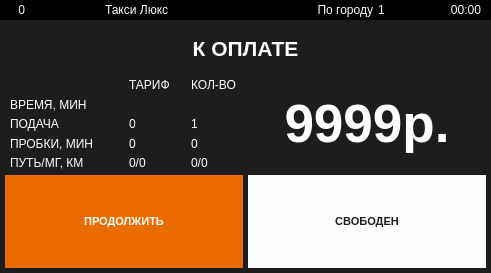
koolkhel/wince-taximeter, file indigotaxi.ui: the form before one commit.
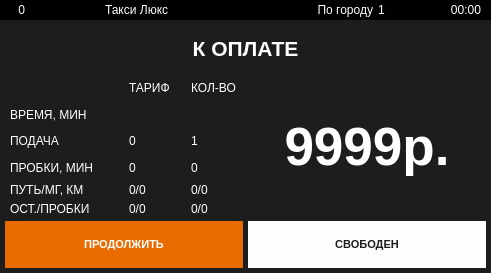
The form after the commit. Icons and pictures are not drawn.

```diff
--- a/indigotaxi.ui
+++ b/indigotaxi.ui
@@ -1266,7 +1266,7 @@
          <verstretch>0</verstretch>
         </sizepolicy>
        </property>
-       <layout class="QVBoxLayout" name="verticalLayout_16" stretch="1,2,2">
+       <layout class="QVBoxLayout" name="verticalLayout_16" stretch="1,3,1">
         <property name="spacing">
          <number>5</number>
         </property>
@@ -1293,7 +1293,7 @@
          </widget>
         </item>
         <item>
-         <layout class="QGridLayout" name="gridLayout_4" rowstretch="1,1,1,1,0" columnstretch="2,1,1,4">
+         <layout class="QGridLayout" name="gridLayout_4" rowstretch="1,1,1,1,0,0" columnstretch="2,1,1,4">
           <property name="leftMargin">
            <number>5</number>
           </property>
@@ -1408,7 +1408,28 @@
             </property>
            </widget>
           </item>
-          <item row="0" column="3" rowspan="5">
+          <item row="5" column="0">
+           <widget class="QLabel" name="label_2">
+            <property name="text">
+             <string>ОСТ./ПРОБКИ</string>
+            </property>
+           </widget>
+          </item>
+          <item row="5" column="1">
+           <widget class="QLabel" name="finalClientStopRateLabel">
+            <property name="text">
+             <string>0/0</string>
+            </property>
+           </widget>
+          </item>
+          <item row="5" column="2">
+           <widget class="QLabel" name="finalClientStopLabel">
+            <property name="text">
+             <string>0/0</string>
+            </property>
+           </widget>
+          </item>
+          <item row="0" column="3" rowspan="6">
            <widget class="QLabel" name="finalPaymentAmountLabel">
             <property name="font">
              <font>
```
Left out of the diff: 2 changed lines with no effect on the pictures.
